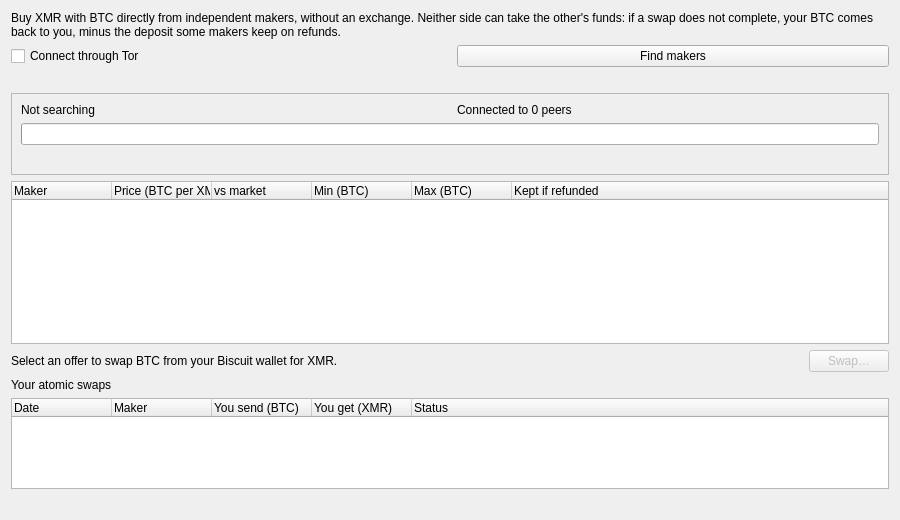
Before: the Qt Designer form src/plugins/swap/AtomicSwapWidget.ui in BiscuitWallet/Biscuit, drawn with Qt 5.
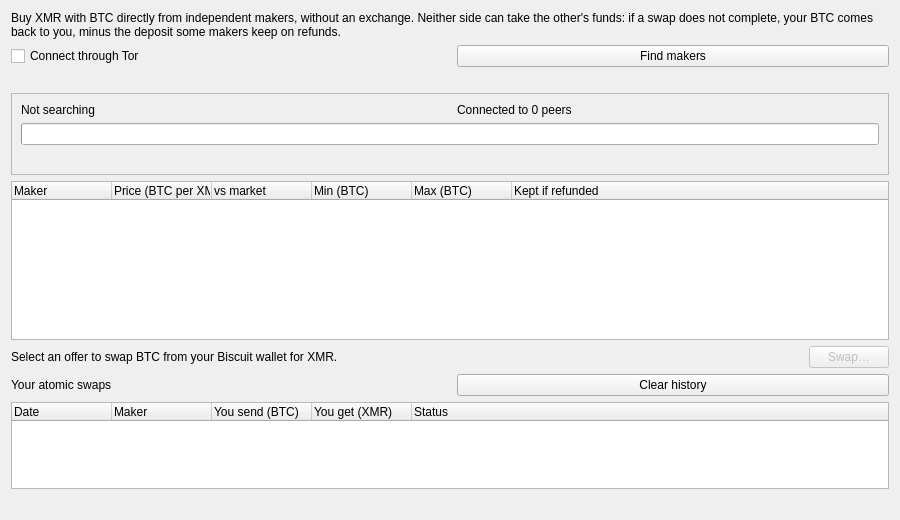
After: the same form once the commit is applied.

Commit message:
Swap: shorter offers status, no commission note; clear finished atomic swaps
The offers status only gives the count. The partner commission is
explained on the website instead of under the offers.

Your atomic swaps: "Clear history" removes finished swaps (done,
refunded, punished, cancelled). The running swap and any swap that may
resume or refund stay; the helper's database and logs are kept.

```diff
--- a/src/plugins/swap/AtomicSwapWidget.ui
+++ b/src/plugins/swap/AtomicSwapWidget.ui
@@ -181,11 +181,32 @@
     </layout>
    </item>
    <item>
+    <layout class="QHBoxLayout" name="layout_swapsTitle">
+     <item>
     <widget class="QLabel" name="label_swapsTitle">
      <property name="text">
       <string>Your atomic swaps</string>
      </property>
     </widget>
+     </item>
+     <item>
+      <spacer name="spacer_swapsTitle">
+       <property name="orientation">
+        <enum>Qt::Orientation::Horizontal</enum>
+       </property>
+      </spacer>
+     </item>
+     <item>
+      <widget class="QPushButton" name="btn_clearSwaps">
+       <property name="text">
+        <string>Clear history</string>
+       </property>
+       <property name="autoDefault">
+        <bool>false</bool>
+       </property>
+      </widget>
+     </item>
+    </layout>
    </item>
    <item>
     <widget class="QTreeWidget" name="tree_swaps">
```
Lines whose indentation alone changed are shown as unchanged. The commit also changes 9 other files.
